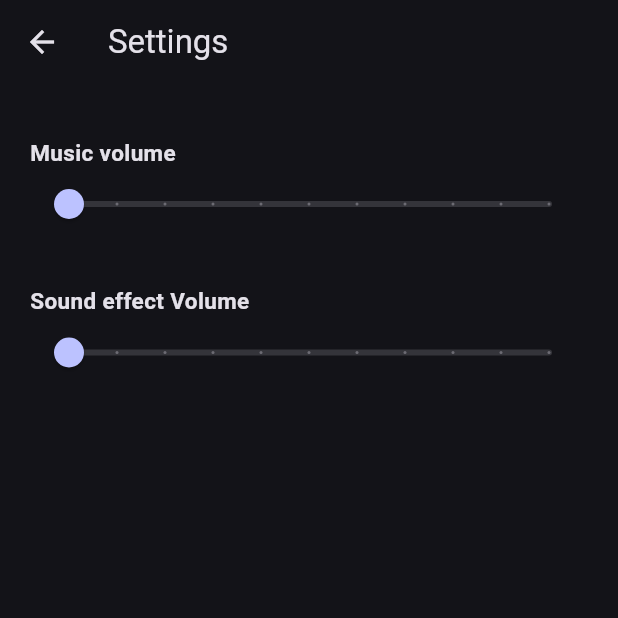
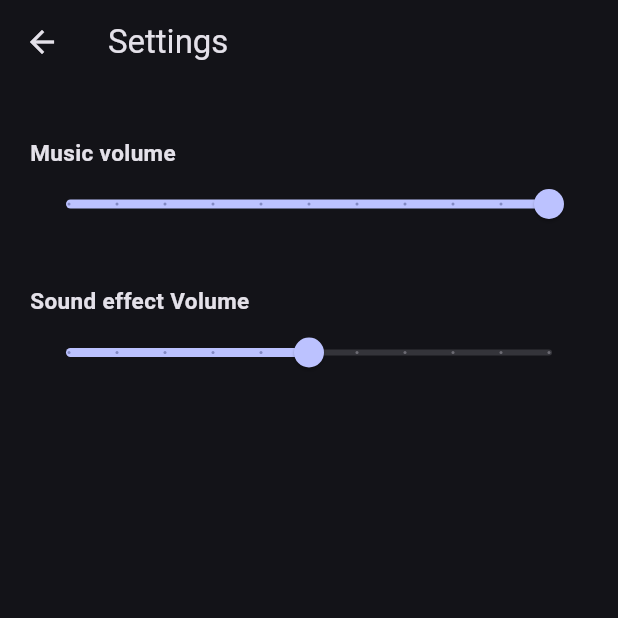
Before and after one commit to RafikoZZ55/the-forge, a Flutter app: the screen it shows after launch, item 3 of the bottom bar chosen, after a tap on the "settings" icon, on a phone screen of 412 x 824 dp, the top half of it. Run offline on Flutter 3.47's test engine with Material 3 defaults, Android fonts, the phone set to English and light mode, and no system bars; our stand-ins replace flutter_riverpod, just_audio.

Commit message:
added working sound system and collection view where player can change their inventory

```diff
--- a/the_forge/lib/components/background_card.dart
+++ b/the_forge/lib/components/background_card_shop.dart
@@ -4,15 +4,15 @@ import 'package:the_forge/data/state/player_notifier.dart';
 import 'package:the_forge/data/static/backgrounds.dart';
 import 'package:the_forge/model/background.dart';
 
-class BackgroundCard extends ConsumerStatefulWidget {
-  const BackgroundCard({ super.key, required this.background  });
+class BackgroundCardShop extends ConsumerStatefulWidget {
+  const BackgroundCardShop({ super.key, required this.background  });
   final Background background;
 
   @override
   createState() => _BackgroundCardState();
 }
 
-class _BackgroundCardState extends ConsumerState<BackgroundCard> {
+class _BackgroundCardState extends ConsumerState<BackgroundCardShop> {
   @override
   Widget build(BuildContext context) {
     final playerNotifier = ref.read(playerProvider.notifier);
--- /dev/null
+++ b/the_forge/lib/components/item_card_collection.dart
@@ -0,0 +1,43 @@
+import 'package:flutter/material.dart';
+import 'package:flutter_riverpod/flutter_riverpod.dart';
+import 'package:the_forge/data/state/player_notifier.dart';
+import 'package:the_forge/model/item.dart';
+
+class ItemCardCollection extends ConsumerStatefulWidget {
+  const ItemCardCollection({ super.key, required this.item, required this.itemIndex});
+  final Item item;
+  final int itemIndex;
+
+  @override
+  createState() => _ItemCardCollectionState();
+}
+
+class _ItemCardCollectionState extends ConsumerState<ItemCardCollection> {
+  @override
+  Widget build(BuildContext context) {
+    final player = ref.watch(playerProvider);
+    final playerNotifier = ref.read(playerProvider.notifier);
+    final bool isEquipped = player.currentItemIndex == widget.itemIndex;
+
+    return Card(
+      child: Column(
+        mainAxisAlignment: MainAxisAlignment.spaceBetween,
+        children: [
+          Text(
+            widget.item.name,
+            style: TextStyle(
+              fontSize: 20,
+              fontWeight: FontWeight.bold
+            ),
+          ),
+          Image.asset(widget.item.image),
+          Text(widget.item.description),
+          ElevatedButton(
+            onPressed: () => playerNotifier.changeCurrentItem(index: widget.itemIndex),
+            child: Text(isEquipped ? "Eqipped" : "Equip")
+          )
+        ],
+      ),
+    );
+  }
+}
--- a/the_forge/lib/data/state/player_notifier.dart
+++ b/the_forge/lib/data/state/player_notifier.dart
@@ -13,7 +13,7 @@ final playerProvider = StateNotifierProvider<PlayerNotifier, PlayerState>(
 
 class PlayerNotifier extends StateNotifier<PlayerState> {
   PlayerNotifier() : super(PlayerState(
-    gold: 150000000,
+    gold: 15,
     items: [staticItems[0]],
     backgrounds: [staticBackgrounds[0]],
     currentItemIndex: 0,
--- /dev/null
+++ b/the_forge/lib/data/state/theme_music_notifier.dart
@@ -0,0 +1,30 @@
+
+import 'package:flutter_riverpod/flutter_riverpod.dart';
+import 'package:just_audio/just_audio.dart';
+
+final themeMusicProvider = StateNotifierProvider<ThemeMusicNotifier, AudioPlayer>(
+  (ref) {
+    final notifier = ThemeMusicNotifier();
+    ref.onDispose(() => notifier.disposeTheme());
+    return notifier;
+  },
+);
+
+class ThemeMusicNotifier extends StateNotifier<AudioPlayer>{
+  ThemeMusicNotifier() : super(AudioPlayer());
+
+  void  initTheme() async {
+    await state.setAsset("assets/music/theme.mp3");
+    state.setLoopMode(LoopMode.one);
+    state.play();
+  }
+
+  void disposeTheme() {
+    state.dispose();
+  }
+
+  void setVolume({required double volume}){
+    state.setVolume( volume / 100);
+  }
+
+}
--- a/the_forge/lib/main.dart
+++ b/the_forge/lib/main.dart
@@ -1,25 +1,39 @@
 import 'package:flutter/cupertino.dart';
 import 'package:flutter/material.dart';
 import 'package:flutter_riverpod/flutter_riverpod.dart';
+import 'package:just_audio/just_audio.dart';
+import 'package:the_forge/data/state/theme_music_notifier.dart';
 import 'package:the_forge/pages/game_page.dart';
 
 void main() {
   runApp(const ProviderScope(child: Main()));
 }
 
-class Main extends StatelessWidget {
-const Main({ super.key });
+class Main extends ConsumerStatefulWidget {
+  const Main({super.key});
 
   @override
-  Widget build(BuildContext context){
+  ConsumerState<Main> createState() => _MainState();
+}
+
+class _MainState extends ConsumerState<Main> {
+
+  @override void initState() {
+    super.initState();
+    ref.read(themeMusicProvider.notifier).initTheme();
+  }
+
+  @override
+  Widget build(BuildContext context) {
+
     return MaterialApp(
       theme: ThemeData(
         colorScheme: ColorScheme.fromSeed(
           seedColor: CupertinoColors.placeholderText,
-          brightness: Brightness.dark
-          )),
-
-      home: GamePage()
-      );
+          brightness: Brightness.dark,
+        ),
+      ),
+      home: const GamePage(),
+    );
   }
 }
--- a/the_forge/lib/views/collection_view.dart
+++ b/the_forge/lib/views/collection_view.dart
@@ -1,11 +1,62 @@
 import 'package:flutter/material.dart';
+import 'package:flutter_riverpod/flutter_riverpod.dart';
+import 'package:the_forge/components/background_card_collection.dart';
+import 'package:the_forge/components/item_card_collection.dart';
+import 'package:the_forge/data/state/player_notifier.dart';
 
 
-class CollectionView extends StatelessWidget {
+class CollectionView extends ConsumerStatefulWidget {
 const CollectionView({ super.key });
 
   @override
+  ConsumerState<CollectionView> createState() => _CollectionViewState();
+}
+
+class _CollectionViewState extends ConsumerState<CollectionView> {
+  @override
   Widget build(BuildContext context){
-    return Container();
+    final player = ref.watch(playerProvider);
+
+    return DefaultTabController(
+      length: 2,
+      child: Column(
+        children: [
+          TabBar(
+        tabs: [
+          Tab(
+            icon: Icon(Icons.handyman_rounded),
+            text: "Items",
+          ),
+          Tab(
+            icon: Icon(Icons.image_rounded),
+            text: "Backgrounds",
+          )
+        ]
+        ),
+        Expanded(
+          child: TabBarView(
+            children: [
+              GridView.builder(
+                gridDelegate: SliverGridDelegateWithFixedCrossAxisCount(
+                  crossAxisCount: 2,
+                  childAspectRatio: 0.5
+                ),
+                itemCount: player.items.length,
+                itemBuilder: (context, index) => ItemCardCollection(item: player.items[index], itemIndex: index),
+              ),
+              GridView.builder(
+                gridDelegate: SliverGridDelegateWithFixedCrossAxisCount(
+                  crossAxisCount: 2,
+                  childAspectRatio: 0.5
+                ),
+                itemCount: player.backgrounds.length,
+                itemBuilder: (context, index) => BackgroundCardCollection(background: player.backgrounds[index], backgroundIndex: index),
+              )
+            ]
+          )
+        ),
+        ],
+      )
+      );
   }
 }
--- a/the_forge/lib/views/volume_settings_view.dart
+++ b/the_forge/lib/views/volume_settings_view.dart
@@ -1,18 +1,22 @@
 import "package:flutter/material.dart";
+import "package:flutter_riverpod/flutter_riverpod.dart";
+import "package:the_forge/data/state/theme_music_notifier.dart";
 
-class VolumeSettingsView extends StatefulWidget {
+class VolumeSettingsView extends ConsumerStatefulWidget {
   const VolumeSettingsView({ super.key });
 
   @override
   createState() => _VolumeSettingsViewState();
 }
 
-class _VolumeSettingsViewState extends State<VolumeSettingsView> {
-  double musicVolume = 0;
-  double soundEffectVolume = 0;
+class _VolumeSettingsViewState extends ConsumerState<VolumeSettingsView> {
 
   @override
   Widget build(BuildContext context) {
+    final musicThemePlayerNotyfier = ref.read(themeMusicProvider.notifier);
+    final musicThemePlayer = ref.watch(themeMusicProvider);
+    double themMusicVoulme = 100;
+
     return Padding(
         padding: const EdgeInsets.symmetric(horizontal: 20, vertical: 5),
         child: Column(
@@ -26,9 +30,14 @@ class _VolumeSettingsViewState extends State<VolumeSettingsView> {
               )
             ),
             Slider(
-              label: "${musicVolume.round()}",
-              value: musicVolume,
-              onChanged: (value) => setState(() => musicVolume = value),
+              label: "${musicThemePlayer.volume * 100}",
+              value: musicThemePlayer.volume * 100,
+              onChanged: (value){
+                setState(() {
+                  themMusicVoulme = value;
+                });
+                musicThemePlayerNotyfier.setVolume(volume: themMusicVoulme);
+              },
               divisions: 10,
               max: 100,
               min: 0,
@@ -42,9 +51,9 @@ class _VolumeSettingsViewState extends State<VolumeSettingsView> {
               ),
             ),
             Slider(
-              label: "${soundEffectVolume.round()}",
-              value: soundEffectVolume,
-              onChanged: (value) => setState(() => soundEffectVolume = value),
+              label: "",
+              value: 50,
+              onChanged: (value) => {},
               divisions: 10,
               max: 100,
               min: 0,
--- a/the_forge/pubspec.yaml
+++ b/the_forge/pubspec.yaml
@@ -34,7 +34,7 @@ dependencies:
   flutter_riverpod: ^2.5.0
   hive: ^2.2.3
   hive_flutter: ^1.1.0
-  audioplayers: ^5.2.0
+  just_audio: ^0.10.5
   google_fonts: ^6.1.0
   cupertino_icons: ^1.0.8
 
@@ -63,6 +63,7 @@ flutter:
   assets:
     - assets/images/backgrounds/
     - assets/images/items/
+    - assets/music/
 
   # An image asset can refer to one or more resolution-specific "variants", see
   # https://flutter.dev/to/resolution-aware-images
```
Also changed, not shown: the_forge/lib/components/background_card_collection.dart (added, +43 -0 lines), the_forge/lib/components/item_card_shop.dart (renamed from the_forge/lib/components/item_card.dart, +7 -5 lines), the_forge/lib/views/shop_view.dart (+4 -4 lines), the_forge/pubspec.lock, 8 other files.
